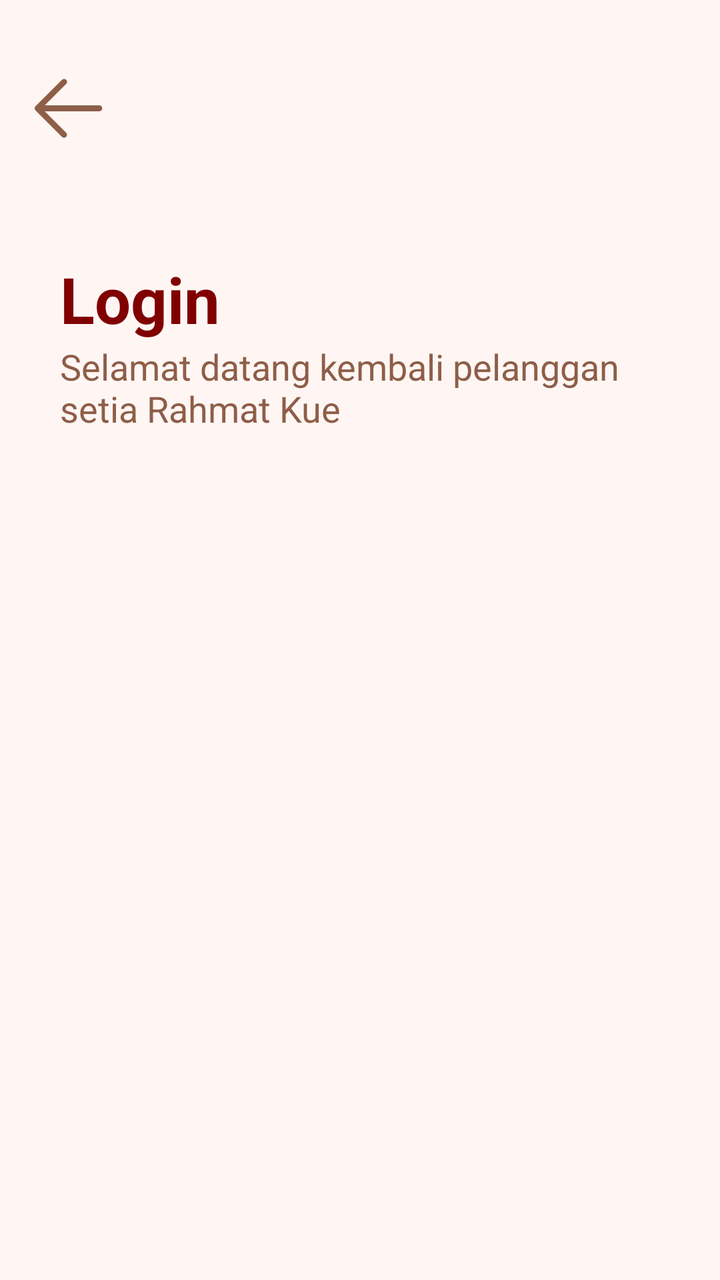
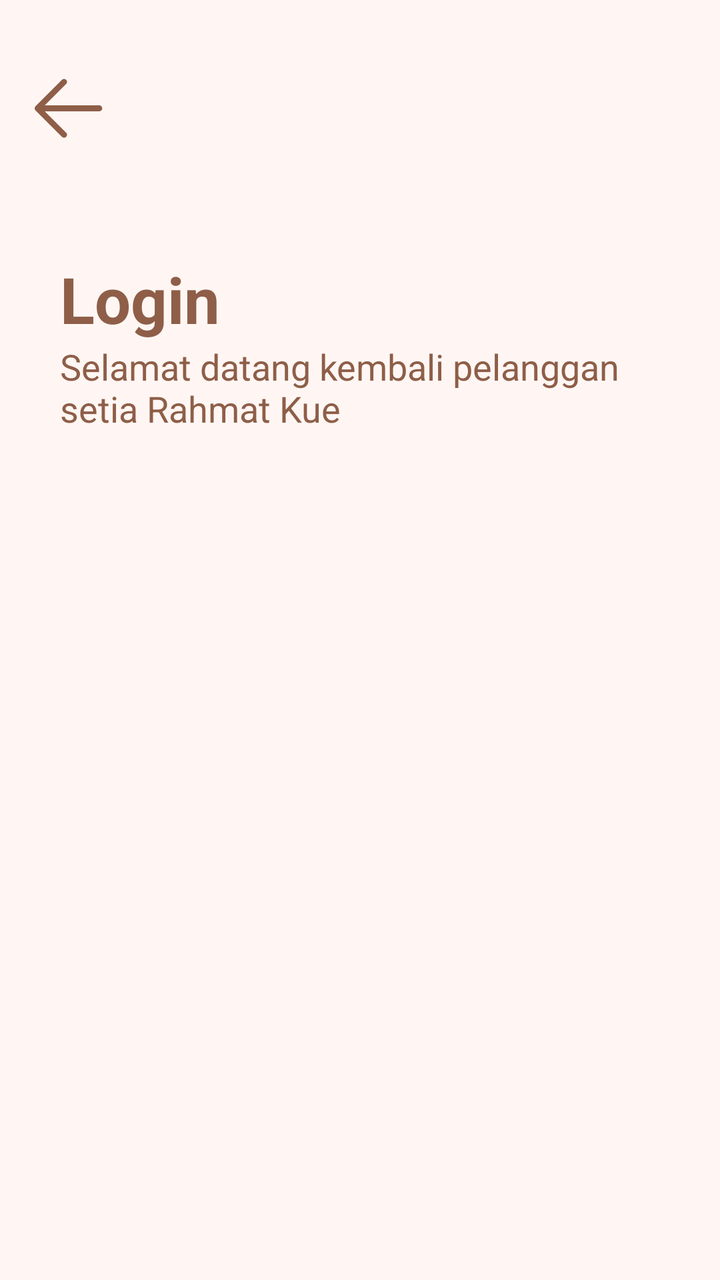

The first picture is an Android layout as it rendered before a commit; the second is the same layout after the commit. The layout source and the unified diff follow.
<!-- AndroidManifest.xml: application theme Theme.RahmatBakery -->
<!-- res/layout/activity_login.xml -->
<?xml version="1.0" encoding="utf-8"?>
<LinearLayout xmlns:android="http://schemas.android.com/apk/res/android"
    xmlns:app="http://schemas.android.com/apk/res-auto"
    xmlns:tools="http://schemas.android.com/tools"
    android:id="@+id/main"
    android:layout_width="match_parent"
    android:layout_height="match_parent"
    tools:context=".LoginActivity"
    android:orientation="vertical"
    android:background="@color/background"
        android:paddingTop="30dp"
    >

    <ImageButton
        android:id="@+id/back"
        android:layout_width="wrap_content"
        android:layout_height="48dp"
        android:contentDescription="TODO"
        android:src="@drawable/back"
        android:paddingHorizontal="10dp"
        android:background="@android:color/transparent"
        />


    <TextView
        android:layout_width="wrap_content"
        android:layout_height="wrap_content"
        android:textColor="@color/maroon"
        android:text="Login"
        android:textStyle="bold"
        android:paddingHorizontal="30dp"
        android:textSize="32sp"
        android:layout_marginTop="50dp"
        />
    <TextView
        android:layout_width="wrap_content"
        android:layout_height="wrap_content"
        android:textColor="@color/primary"
        android:text="@string/deskLogin"
        android:textSize="18sp"
        android:layout_marginBottom="25dp"
        android:paddingHorizontal="30dp"
        />









    <androidx.cardview.widget.CardView
        android:id="@+id/cardlogin"
        android:layout_width="match_parent"
        android:layout_height="match_parent"
        android:layout_marginTop="100dp"
        android:backgroundTint="@android:color/transparent"
        app:cardElevation="8dp"
        android:translationY="200dp"
        android:alpha="0"
        >


    <LinearLayout
        android:background="@drawable/card_login_reg"
        android:gravity="center"
        android:layout_width="match_parent"
        android:layout_height="match_parent"
        android:orientation="vertical"
        android:paddingHorizontal="30dp">

        <EditText
            android:layout_width="match_parent"
            android:layout_height="wrap_content"
            android:hint="Masukkan Email"
            android:textColor="@color/primary"
            android:background="@drawable/input_rounded"
            android:textColorHint="@color/primary"
            />
        <EditText
            android:textColorHint="@color/primary"
            android:layout_marginTop="10dp"
            android:layout_width="match_parent"
            android:layout_height="wrap_content"
            android:hint="Masukkan Password"
            android:textColor="@color/primary"
            android:background="@drawable/input_rounded"
            />
        <Button
            android:id="@+id/btnLogin"
            android:layout_marginTop="30dp"
            android:layout_width="match_parent"
            android:layout_height="wrap_content"
            android:textColor="@color/background"
            android:text="Login"
            android:textSize="18sp"
            />
        <TextView
            android:id="@+id/keRegis"
            android:layout_marginTop="5sp"
            android:layout_width="match_parent"
            android:layout_height="wrap_content"
            android:textColor="@color/maroon"
            android:text="Belum punya akun? Register"
            android:textAlignment="center"/>

    </LinearLayout>
    </androidx.cardview.widget.CardView>


</LinearLayout>
<!-- resources referenced by this layout -->
<resources>
  <color name="background">#FFF6F3</color>
  <color name="maroon">#800000</color>
  <color name="primary">#8E5E48</color>
  <!-- drawable back (drawable) -->
  <vector xmlns:android="http://schemas.android.com/apk/res/android"
      android:width="47dp"
      android:height="47dp"
      android:viewportWidth="47"
      android:viewportHeight="47">
    <path
        android:pathData="M10.281,22.031H39.656C40.046,22.031 40.419,22.186 40.695,22.461C40.97,22.737 41.125,23.111 41.125,23.5C41.125,23.889 40.97,24.263 40.695,24.539C40.419,24.814 40.046,24.969 39.656,24.969H10.281C9.892,24.969 9.518,24.814 9.243,24.539C8.967,24.263 8.813,23.889 8.813,23.5C8.813,23.111 8.967,22.737 9.243,22.461C9.518,22.186 9.892,22.031 10.281,22.031Z"
        android:fillColor="@color/primary"/>
    <path
        android:pathData="M10.889,23.5L23.071,35.679C23.347,35.955 23.502,36.329 23.502,36.719C23.502,37.109 23.347,37.483 23.071,37.758C22.795,38.034 22.421,38.189 22.031,38.189C21.641,38.189 21.267,38.034 20.991,37.758L7.773,24.54C7.636,24.403 7.527,24.241 7.453,24.063C7.379,23.884 7.341,23.693 7.341,23.5C7.341,23.307 7.379,23.115 7.453,22.937C7.527,22.758 7.636,22.597 7.773,22.46L20.991,9.241C21.267,8.965 21.641,8.811 22.031,8.811C22.421,8.811 22.795,8.965 23.071,9.241C23.347,9.517 23.502,9.891 23.502,10.281C23.502,10.671 23.347,11.045 23.071,11.321L10.889,23.5Z"
        android:fillColor="@color/primary"/>
  </vector>
  <!-- drawable card_login_reg (drawable) -->
  <?xml version="1.0" encoding="utf-8"?>
  <shape xmlns:android="http://schemas.android.com/apk/res/android">
      <solid android:color="@color/card_light_bg" />
  
      <padding android:left="10dp" android:top="10dp" android:right="10dp" android:bottom="10dp" />
      <corners android:topLeftRadius="40dp" android:topRightRadius="40dp"
          android:bottomLeftRadius="0.1dp" android:bottomRightRadius="0.1dp"/>
  </shape>
  <!-- drawable input_rounded (drawable) -->
  <?xml version="1.0" encoding="UTF-8"?>
  <shape xmlns:android="http://schemas.android.com/apk/res/android">
      <solid android:color="@color/white"/>
      <corners android:radius="20dp" />
      <padding android:left="20dp" android:top="10dp"
          android:right="20dp" android:bottom="10dp" />
      <stroke android:color="@color/maroon" android:width="2dp" />
  </shape>
  <string name="deskLogin">Selamat datang kembali pelanggan setia Rahmat Kue</string>
  <style name="Theme.RahmatBakery" parent="Base.Theme.RahmatBakery" />
  <color name="card_light_bg">#FFFFFF</color>
  <color name="white">#FFFFFFFF</color>
  <style name="Base.Theme.RahmatBakery" parent="Theme.Material3.DayNight.NoActionBar">
          
           <item name="colorPrimary">@color/primary</item>
          <item name="colorOnPrimary">@color/background</item>
          <item name="colorSecondary">@color/primary</item>
          <item name="colorOnSecondary">@color/background</item>
      </style>
</resources>

<!-- the commit's change to res/layout/activity_login.xml (unified diff, before → after) -->
@@ -25,7 +25,7 @@
     <TextView
         android:layout_width="wrap_content"
         android:layout_height="wrap_content"
-        android:textColor="@color/maroon"
+        android:textColor="@color/primary"
         android:text="Login"
         android:textStyle="bold"
         android:paddingHorizontal="30dp"
<!-- resource entries referenced after the edit -->
@@ -32,7 +32,7 @@
       <corners android:radius="20dp" />
       <padding android:left="20dp" android:top="10dp"
           android:right="20dp" android:bottom="10dp" />
-      <stroke android:color="@color/maroon" android:width="2dp" />
+      <stroke android:color="@color/primary" android:width="2dp" />
   </shape>
   <string name="deskLogin">Selamat datang kembali pelanggan setia Rahmat Kue</string>
   <style name="Theme.RahmatBakery" parent="Base.Theme.RahmatBakery" />
@@ -44,6 +44,7 @@
           <item name="colorOnPrimary">@color/background</item>
           <item name="colorSecondary">@color/primary</item>
           <item name="colorOnSecondary">@color/background</item>
+  
       </style>
 </resources>
 
